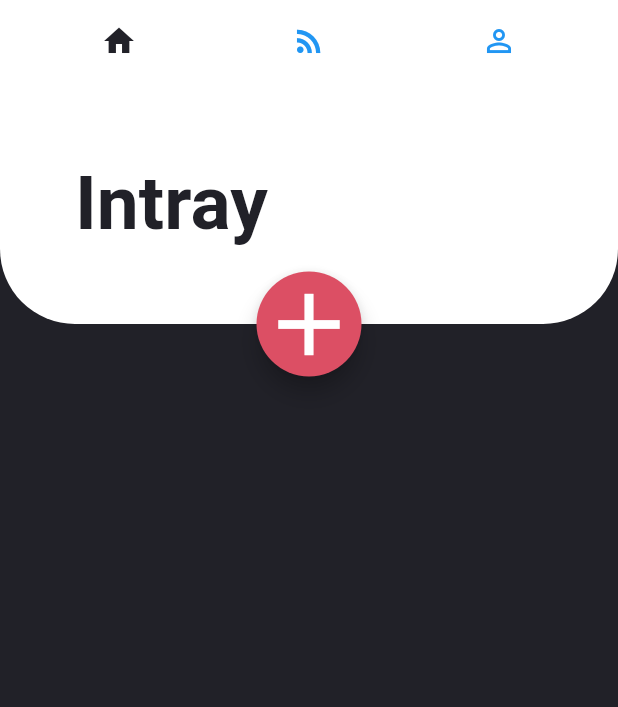
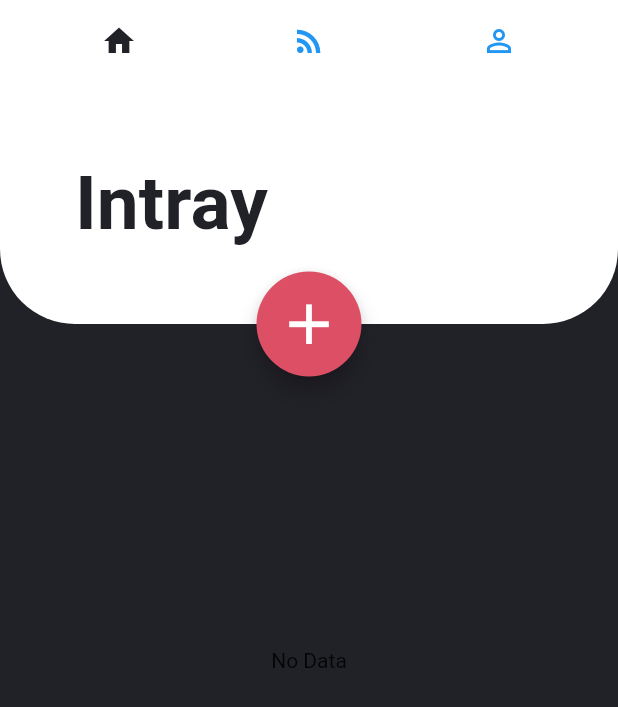
Before and after one commit to Mridulata-Adhikari/TodoApp, a Flutter app: the screen it shows after launch, on a phone screen of 412 x 824 dp. Shown: the top 707 px of the screen. Run offline on Flutter 3.47's test engine with Material 2 defaults, Android fonts, the phone set to English and light mode, and no system bars; Roboto replaces fonts that are missing (Avenir).

Commit message:
Task List

```diff
--- /dev/null
+++ b/App/todoapp/lib/UI/Intray/intray_page.dart
@@ -0,0 +1,93 @@
+import 'package:flutter/material.dart';
+import 'package:todoapp/models/classes/task.dart';
+import 'package:todoapp/models/global.dart';
+import 'package:todoapp/models/widgets/intray_todo_widget.dart';
+
+class IntrayPage extends StatefulWidget {
+  final String apiKey;
+  IntrayPage({this.apiKey});
+  @override
+  _IntrayPageState createState() => _IntrayPageState();
+}
+
+class _IntrayPageState extends State<IntrayPage> {
+  List<Task> taskList = [];
+
+  @override
+  void dispose() {
+    super.dispose();
+  }
+
+  @override
+  Widget build(BuildContext context) {
+    return Container(
+        color: darkGreyColor,
+        child: StreamBuilder(
+          // Wrap our widget with a StreamBuilder
+          initialData: [], // provide an initial data
+          builder: (context, snapshot) {
+            if (snapshot.hasData && snapshot != null) {
+              if (snapshot.data.length > 0) {
+                return _buildReorderableListSimple(context, snapshot.data);
+              } else if (snapshot.data.length == 0) {
+                return Center(child: Text('No Data'));
+              }
+            } else if (snapshot.hasError) {
+              return Container();
+            }
+            return CircularProgressIndicator();
+          }, // access the data in our Stream here
+        )
+        // child: ReorderableListView(∆
+        //   padding: EdgeInsets.only(top: 300),
+        //   children: todoItems,
+        //   onReorder: _onReorder,
+        // ),
+        );
+  }
+
+  Widget _buildListTile(BuildContext context, Task item) {
+    return ListTile(
+      key: Key(item.taskId.toString()),
+      title: IntrayTodo(
+        title: item.title,
+      ),
+    );
+  }
+
+  Widget _buildReorderableListSimple(
+      BuildContext context, List<Task> taskList) {
+    return Theme(
+      data: ThemeData(canvasColor: Colors.transparent),
+      child: ReorderableListView(
+        // handleSide: ReorderableListSimpleSide.Right,
+        // handleIcon: Icon(Icons.access_alarm),
+        padding: EdgeInsets.only(top: 300.0),
+        children:
+            taskList.map((Task item) => _buildListTile(context, item)).toList(),
+        onReorder: (oldIndex, newIndex) {
+          setState(() {
+            Task item = taskList[oldIndex];
+            taskList.remove(item);
+            taskList.insert(newIndex, item);
+          });
+        },
+      ),
+    );
+  }
+
+  void _onReorder(int oldIndex, int newIndex) {
+    setState(() {
+      if (newIndex > oldIndex) {
+        newIndex -= 1;
+      }
+      final Task item = taskList.removeAt(oldIndex);
+      taskList.insert(newIndex, item);
+    });
+  }
+
+  // Future<List<Task>> getList() async {
+  //   List<Task> tasks = await tasksBloc.getUserTasks(widget.apiKey);
+  //   return tasks;
+  // }
+}
--- a/App/todoapp/lib/main.dart
+++ b/App/todoapp/lib/main.dart
@@ -1,4 +1,5 @@
 import 'package:flutter/material.dart';
+import 'package:todoapp/UI/Intray/intray_page.dart';
 import 'models/global.dart';
 
 void main() => runApp(MyApp());
@@ -41,9 +42,7 @@ class _MyHomePageState extends State<MyHomePage> {
               children: <Widget>[
                 TabBarView(
                   children: [
-                    new Container(
-                      color: darkGreyColor,
-                    ),
+                    IntrayPage(),
                     new Container(
                       color: Colors.orange,
                     ),
@@ -79,11 +78,9 @@ class _MyHomePageState extends State<MyHomePage> {
                       top: 125,
                       left: MediaQuery.of(context).size.width * 0.5 - 35),
                   child: FloatingActionButton(
-                    child: Container(
-                      child: Icon(
-                        Icons.add,
-                        size: 70,
-                      ),
+                    child: Icon(
+                      Icons.add,
+                      size: 45,
                     ),
                     backgroundColor: redColor,
                     onPressed: () {},
--- /dev/null
+++ b/App/todoapp/lib/models/classes/task.dart
@@ -0,0 +1,24 @@
+import 'dart:convert';
+
+class Task {
+  List<Task> tasks;
+  String note;
+  DateTime timeToComplete;
+  bool completed;
+  String repeats;
+  DateTime deadline;
+  List<DateTime> reminders;
+  int taskId;
+  String title;
+
+  Task(this.title, this.completed, this.taskId, this.note);
+
+  factory Task.fromJson(Map<String, dynamic> parsedJson) {
+    return Task(
+      parsedJson['title'],
+      parsedJson['completed'],
+      parsedJson['id'],
+      parsedJson['note'],
+    );
+  }
+}
--- /dev/null
+++ b/App/todoapp/lib/models/task.dart
@@ -0,0 +1 @@
+class Task {}
```
Also changed, not shown: App/todoapp/lib/models/widgets/intray_todo_widget.dart (added, +42 -0 lines).
